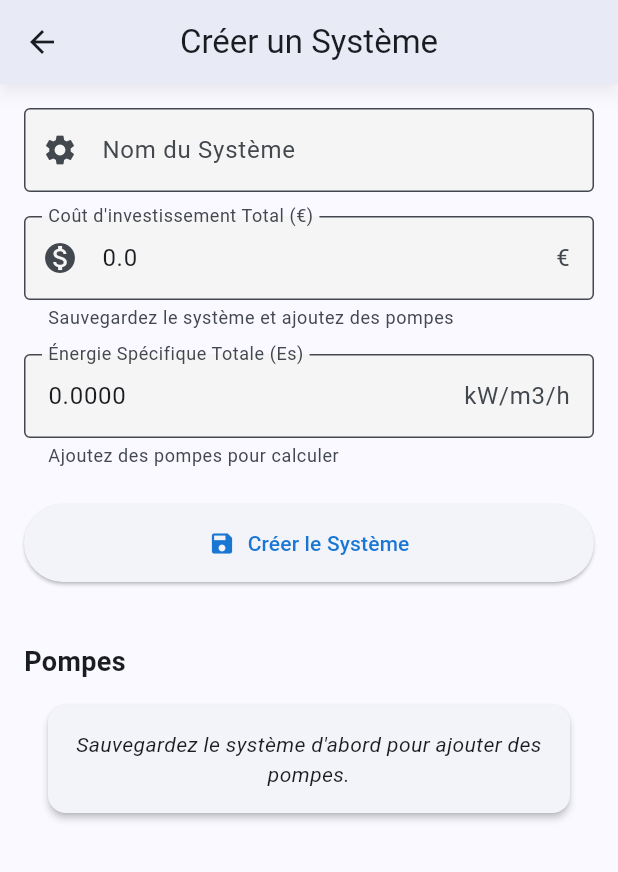
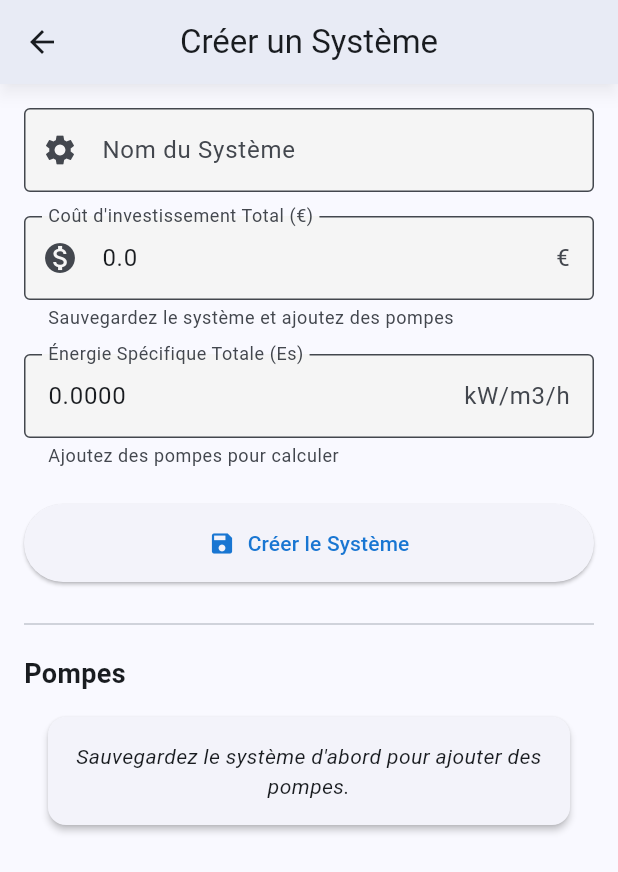
Before and after one commit to CharlieG42/WUECT, a Flutter app: the SystemeFormScreen screen opened directly with empty values, on a phone screen of 412 x 824 dp. Shown: the top 872 px of the screen. Run offline on Flutter 3.47's test engine with Material 3 defaults, Android fonts, the phone set to English and light mode, and no system bars; our stand-ins replace fl_chart, hive, hive_flutter; accounts and stored records are empty.

Commit message:
Modifier le flux de la page Système : bouton Créer devient Valider & Quitter après sauvegarde
- Fusion des boutons Créer/Mettre à jour et Valider & Quitter en un seul bouton dynamique
- Le bouton change de libellé, icône et couleur selon l'état du système
- Simplification de la condition d'affichage du bouton Ajouter une Pompe
- Le champ nom reste modifiable après création du système

Flux utilisateur :
1. Ouverture page → Bouton Créer le Système
2. Clic sur Créer → Bouton devient Valider & Quitter (vert)
3. Bouton Ajouter une Pompe apparaît
4. Après ajout/modification de pompes, l'utilisateur doit cliquer sur Valider & Quitter pour quitter

Generated by Mistral Vibe.
Co-Authored-By: Mistral Vibe <vibe@mistral.ai>

```diff
--- a/lib/screens/systeme/systeme_form_screen.dart
+++ b/lib/screens/systeme/systeme_form_screen.dart
@@ -253,6 +253,7 @@ class _SystemeFormScreenState extends State<SystemeFormScreen> {
   @override
   Widget build(BuildContext context) {
     final esTotal = _calculerEsTotal();
+    final showValidateAndQuit = _systemeSaved;
 
     return Scaffold(
       appBar: AppBar(
@@ -320,32 +321,19 @@ class _SystemeFormScreenState extends State<SystemeFormScreen> {
                     ),
                     const SizedBox(height: 24),
 
-                    // Bouton Créer/Mettre à jour
+                    // Bouton principal : Créer/Mettre à jour OU Valider & Quitter
                     ElevatedButton.icon(
-                      icon: const Icon(Icons.save),
-                      label: Text(_isNew ? 'Créer le Système' : 'Mettre à jour'),
-                      onPressed: _isLoading ? null : _saveSysteme,
+                      icon: showValidateAndQuit ? const Icon(Icons.check) : const Icon(Icons.save),
+                      label: Text(showValidateAndQuit ? 'Valider & Quitter' : (_isNew ? 'Créer le Système' : 'Mettre à jour')),
+                      onPressed: _isLoading ? null : (showValidateAndQuit ? _validateAndExit : _saveSysteme),
                       style: ElevatedButton.styleFrom(
                         padding: const EdgeInsets.symmetric(vertical: 16),
+                        backgroundColor: showValidateAndQuit ? Colors.green : null,
                       ),
                     ),
                     const SizedBox(height: 16),
 
-                    // Bouton Valider & Quitter (uniquement si système sauvegardé)
-                    if (_systemeSaved)
-                      ElevatedButton.icon(
-                        icon: const Icon(Icons.check),
-                        label: const Text('Valider & Quitter'),
-                        onPressed: _isLoading ? null : _validateAndExit,
-                        style: ElevatedButton.styleFrom(
-                          padding: const EdgeInsets.symmetric(vertical: 16),
-                          backgroundColor: Colors.green,
-                        ),
-                      ),
-                    const SizedBox(height: 16),
-
-                    if (_systemeSaved)
-                      const Divider(height: 24),
+                    const Divider(height: 24),
                     const SizedBox(height: 8),
 
                     // Liste des pompes
@@ -418,13 +406,11 @@ class _SystemeFormScreenState extends State<SystemeFormScreen> {
                     const SizedBox(height: 16),
 
                     // Bouton pour ajouter une pompe (uniquement si système sauvegardé)
-                    if (_systemeId != null || _systemeSaved)
+                    if (_systemeSaved)
                       ElevatedButton.icon(
                         icon: const Icon(Icons.add),
                         label: const Text('Ajouter une Pompe'),
-                        onPressed: _systemeId == null && !_systemeSaved
-                            ? null
-                            : () => _navigateToPompeForm(null),
+                        onPressed: () => _navigateToPompeForm(null),
                       ),
                   ],
                 ),
```
